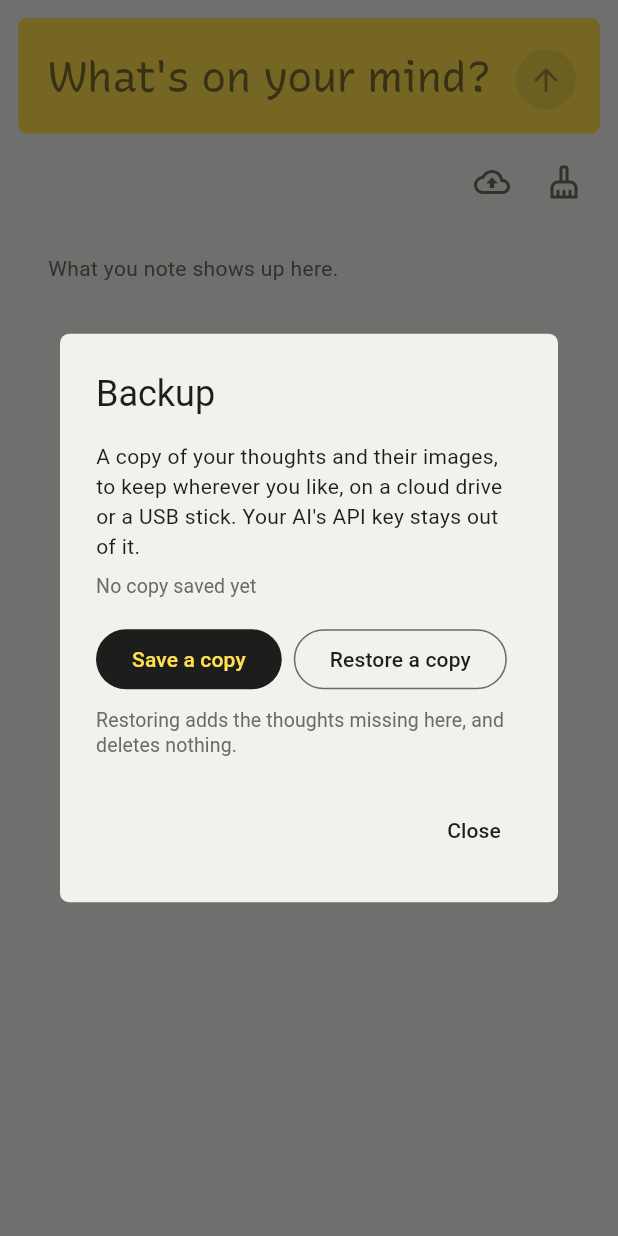
After one commit to nogringo/headroom, a Flutter app: the screen it shows after launch, after a tap on the "backup" icon, on a phone screen of 412 x 824 dp. The commit adds this screen. Run offline on Flutter 3.47's test engine with Material 3 defaults, Android fonts, the phone set to English and light mode, and no system bars; our stand-ins replace file_picker, web; missing offline and left inert: dart:js_interop, pasteboard.

Commit message:
feat: save a copy of every thought and restore it on any device

```diff
--- /dev/null
+++ b/lib/backup.dart
@@ -0,0 +1,176 @@
+import 'dart:convert';
+
+import 'package:archive/archive.dart';
+import 'package:flutter/foundation.dart';
+
+import 'report_error.dart';
+import 'thought.dart';
+import 'thought_storage.dart';
+import 'thought_store.dart';
+import 'tidier.dart';
+import 'tidy_client.dart';
+
+/// How many thoughts a [Backup.restore] added, and whether it set up the AI.
+typedef Restored = ({int thoughts, bool ai});
+
+typedef _Contents = ({
+  List<Thought> thoughts,
+  Map<String, Uint8List> images,
+  AiSettings? ai,
+  List<Suggestion> declined,
+});
+
+/// A zip of the thoughts, their images, the AI's settings without its key,
+/// and the clean-ups declined, laid out like the storage on disk.
+class Backup {
+  Backup(this._store, this._tidier, this._storage);
+
+  final ThoughtStore _store;
+  final Tidier _tidier;
+  final ThoughtStorage _storage;
+  DateTime? _savedAt;
+
+  /// When a copy was last saved from this device. Null if never.
+  DateTime? get savedAt => _savedAt;
+
+  /// Named after [now]'s day, so the copies sort by date.
+  static String fileName(DateTime now) =>
+      'headroom-${now.toIso8601String().substring(0, 10)}.zip';
+
+  Future<void> load() async {
+    try {
+      if (await _storage.readValue('backup') case final String json) {
+        final state = jsonDecode(json) as Map<String, dynamic>;
+        _savedAt = DateTime.tryParse(state['savedAt'] as String? ?? '')
+            ?.toLocal();
+      }
+    } catch (error, stack) {
+      reportError(error, stack);
+    }
+  }
+
+  Future<Uint8List> create() async {
+    final thoughts = _store.thoughts;
+    final files = {'thoughts.json': utf8.encode(encodeThoughts(thoughts))};
+    for (final name in {for (final t in thoughts) ...t.images}) {
+      try {
+        final bytes = await _store.readImage(name);
+        files['images/$name${_extensionOf(bytes)}'] = bytes;
+      } catch (error, stack) {
+        // A copy missing one lost image beats no copy.
+        reportError(error, stack);
+      }
+    }
+    if (_tidier.settings case final ai?) {
+      // Not the key, which has no place in a file left in a cloud.
+      files['ai.json'] = utf8.encode(
+        jsonEncode({'baseUrl': ai.baseUrl, 'model': ai.model}),
+      );
+    }
+    if (_tidier.declined.isNotEmpty) {
+      files['tidy.json'] = utf8.encode(
+        jsonEncode({'declined': _tidier.declined}),
+      );
+    }
+    return compute(_zip, files);
+  }
+
+  /// Remembers that the copy [create] made was saved.
+  Future<void> saved() async {
+    final now = DateTime.now();
+    _savedAt = now;
+    try {
+      await _storage.writeValue(
+        'backup',
+        jsonEncode({'savedAt': now.toUtc().toIso8601String()}),
+      );
+    } catch (error, stack) {
+      reportError(error, stack);
+    }
+  }
+
+  /// Adds the thoughts missing here, with their images, and never removes
+  /// or changes one. Takes the AI and the declined clean-ups as
+  /// [Tidier.restore] does. Throws a [FormatException] when [zip] is not a
+  /// backup.
+  Future<Restored> restore(Uint8List zip) async {
+    final contents = await _read(zip);
+    // Saved under the name of their content, whatever the zip calls them.
+    final names = {
+      for (final MapEntry(key: name, value: bytes) in contents.images.entries)
+        name: await _store.saveImage(bytes),
+    };
+    final added = _store.addMissing([
+      for (final t in contents.thoughts)
+        Thought(
+          id: t.id,
+          text: t.text,
+          images: [for (final name in t.images) names[name] ?? name],
+          createdAt: t.createdAt,
+          theme: t.theme,
+        ),
+    ]);
+    final ai = await _tidier.restore(contents.ai, contents.declined);
+    return (thoughts: added, ai: ai);
+  }
+}
+
+Future<_Contents> _read(Uint8List zip) async {
+  try {
+    final files = await compute(_unzip, zip);
+    Object? json(String name) => switch (files[name]) {
+      final bytes? => jsonDecode(utf8.decode(bytes)),
+      null => null,
+    };
+    final thoughts = files['thoughts.json'];
+    if (thoughts == null) throw const FormatException('No thoughts.json');
+    return (
+      thoughts: decodeThoughts(utf8.decode(thoughts)),
+      images: {
+        for (final MapEntry(key: path, value: bytes) in files.entries)
+          if (path.startsWith('images/'))
+            path.substring('images/'.length).split('.').first: bytes,
+      },
+      ai: switch (json('ai.json')) {
+        final Map<String, dynamic> ai => AiSettings.fromJson(ai),
+        _ => null,
+      },
+      declined: [
+        if (json('tidy.json') case {'declined': final List<dynamic> declined})
+          for (final item in declined)
+            Suggestion.fromJson(item as Map<String, dynamic>),
+      ],
+    );
+  } on FormatException {
+    rethrow;
+  } catch (error) {
+    throw FormatException('Unreadable backup: $error');
+  }
+}
+
+/// So the images open from the unzipped copy. [_read] drops it again.
+String _extensionOf(Uint8List bytes) => switch (bytes) {
+  [0x89, 0x50, 0x4E, 0x47, ...] => '.png',
+  [0xFF, 0xD8, 0xFF, ...] => '.jpg',
+  [0x47, 0x49, 0x46, ...] => '.gif',
+  [0x52, 0x49, 0x46, 0x46, _, _, _, _, 0x57, 0x45, 0x42, 0x50, ...] => '.webp',
+  _ => '',
+};
+
+Uint8List _zip(Map<String, Uint8List> files) {
+  final archive = Archive();
+  for (final MapEntry(key: name, value: bytes) in files.entries) {
+    archive.add(
+      // Images come compressed already.
+      name.startsWith('images/')
+          ? ArchiveFile.noCompress(name, bytes.length, bytes)
+          : ArchiveFile.bytes(name, bytes),
+    );
+  }
+  return ZipEncoder().encodeBytes(archive);
+}
+
+Map<String, Uint8List> _unzip(Uint8List zip) => {
+  for (final file in ZipDecoder().decodeBytes(zip))
+    if (file.isFile) file.name: file.content,
+};
--- /dev/null
+++ b/lib/backup_dialog.dart
@@ -0,0 +1,149 @@
+import 'package:file_picker/file_picker.dart';
+import 'package:flutter/material.dart';
+
+import 'backup.dart';
+import 'day_label.dart';
+import 'l10n/app_localizations.dart';
+import 'report_error.dart';
+import 'theme.dart';
+
+class BackupDialog extends StatefulWidget {
+  const BackupDialog({super.key, required this.backup});
+
+  final Backup backup;
+
+  @override
+  State<BackupDialog> createState() => _BackupDialogState();
+}
+
+class _BackupDialogState extends State<BackupDialog> {
+  var _busy = false;
+
+  /// What the last restore came to, or why a save or restore failed.
+  ({String message, bool failed})? _outcome;
+
+  Future<void> _save() => _run((l10n) async {
+    final bytes = await widget.backup.create();
+    final saved = await FilePicker.saveFile(
+      fileName: Backup.fileName(DateTime.now()),
+      bytes: bytes,
+      mimeType: 'application/zip',
+    );
+    // The date of the last copy shows it went through.
+    if (saved != null) await widget.backup.saved();
+    return null;
+  }, failure: (l10n) => l10n.backupNotSaved);
+
+  Future<void> _restore() => _run((l10n) async {
+    final file = await FilePicker.pickFile(
+      type: FileType.custom,
+      allowedExtensions: const ['zip'],
+    );
+    if (file == null) return null;
+    try {
+      final restored = await widget.backup.restore(await file.readAsBytes());
+      return (
+        message: [
+          l10n.restored(restored.thoughts),
+          if (restored.ai) l10n.aiRestored,
+        ].join(' '),
+        failed: false,
+      );
+    } on FormatException {
+      return (message: l10n.notABackup, failed: true);
+    }
+  }, failure: (l10n) => l10n.restoreFailed);
+
+  Future<void> _run(
+    Future<({String message, bool failed})?> Function(AppLocalizations) task, {
+    required String Function(AppLocalizations) failure,
+  }) async {
+    final l10n = AppLocalizations.of(context);
+    setState(() {
+      _busy = true;
+      _outcome = null;
+    });
+    ({String message, bool failed})? outcome;
+    try {
+      outcome = await task(l10n);
+    } catch (error, stack) {
+      reportError(error, stack);
+      outcome = (message: failure(l10n), failed: true);
+    }
+    if (!mounted) return;
+    setState(() {
+      _busy = false;
+      _outcome = outcome;
+    });
+  }
+
+  @override
+  Widget build(BuildContext context) {
+    final theme = Theme.of(context);
+    final l10n = AppLocalizations.of(context);
+    final savedAt = widget.backup.savedAt;
+    final outcome = _outcome;
+
+    return AlertDialog(
+      shape: const RoundedRectangleBorder(borderRadius: paperRadius),
+      title: Text(l10n.backup),
+      scrollable: true,
+      content: ConstrainedBox(
+        constraints: const BoxConstraints(maxWidth: 480),
+        child: Column(
+          crossAxisAlignment: CrossAxisAlignment.start,
+          children: [
+            Text(l10n.backupIntro, style: theme.textTheme.bodyMedium),
+            const SizedBox(height: 8),
+            Text(
+              savedAt == null
+                  ? l10n.noBackupYet
+                  : l10n.lastBackup(daysBetween(savedAt, DateTime.now())),
+              style: theme.textTheme.bodySmall,
+            ),
+            const SizedBox(height: 16),
+            Wrap(
+              spacing: 8,
+              runSpacing: 8,
+              children: [
+                FilledButton(
+                  onPressed: _busy ? null : _save,
+                  child: Text(l10n.saveBackup),
+                ),
+                OutlinedButton(
+                  onPressed: _busy ? null : _restore,
+                  child: Text(l10n.restoreBackup),
+                ),
+              ],
+            ),
+            const SizedBox(height: 8),
+            Text(l10n.restoreHelp, style: theme.textTheme.bodySmall),
+            if (_busy) ...[
+              const SizedBox(height: 16),
+              const LinearProgressIndicator(),
+            ] else if (outcome != null) ...[
+              const SizedBox(height: 16),
+              Semantics(
+                liveRegion: true,
+                child: Text(
+                  outcome.message,
+                  style: outcome.failed
+                      ? theme.textTheme.bodySmall?.copyWith(
+                          color: theme.colorScheme.error,
+                        )
+                      : theme.textTheme.bodyMedium,
+                ),
+              ),
+            ],
+          ],
+        ),
+      ),
+      actions: [
+        TextButton(
+          onPressed: () => Navigator.pop(context),
+          child: Text(l10n.close),
+        ),
+      ],
+    );
+  }
+}
--- a/lib/capture_screen.dart
+++ b/lib/capture_screen.dart
@@ -7,6 +7,8 @@ import 'package:flutter/semantics.dart';
 import 'package:flutter/services.dart';
 
 import 'ai_settings_dialog.dart';
+import 'backup.dart';
+import 'backup_dialog.dart';
 import 'clipboard_image_io.dart'
     if (dart.library.js_interop) 'clipboard_image_web.dart';
 import 'day_label.dart';
@@ -67,11 +69,13 @@ class CaptureScreen extends StatefulWidget {
     required this.store,
     required this.tidier,
     required this.listSettings,
+    required this.backup,
   });
 
   final ThoughtStore store;
   final Tidier tidier;
   final ListSettings listSettings;
+  final Backup backup;
 
   @override
   State<CaptureScreen> createState() => _CaptureScreenState();
@@ -294,6 +298,14 @@ class _CaptureScreenState extends State<CaptureScreen> {
     showDialog<void>(
       context: context,
       builder: (_) => AiSettingsDialog(tidier: _tidier),
+    );
+  }
+
+  void _openBackup() {
+    _scaffold.currentState?.closeDrawer();
+    showDialog<void>(
+      context: context,
+      builder: (_) => BackupDialog(backup: widget.backup),
     );
   }
 
@@ -459,6 +471,7 @@ class _CaptureScreenState extends State<CaptureScreen> {
             themes: themes,
             selected: _theme,
             onSelect: _open,
+            onBackup: _openBackup,
             tidying: _tidier.working,
             onTidySettings: _openTidySettings,
           );
@@ -509,7 +522,8 @@ class _CaptureScreenState extends State<CaptureScreen> {
     );
   }
 
-  /// Opens the drawer, or the AI's settings while there is no sidebar.
+  /// Opens the drawer, or the backup and the AI's settings while there is no
+  /// sidebar.
   Widget _buildToolbar(BuildContext context, {required bool drawer}) {
     final l10n = AppLocalizations.of(context);
     final tidier = _tidier;
@@ -549,6 +563,11 @@ class _CaptureScreenState extends State<CaptureScreen> {
                 )
               else ...[
                 const Spacer(),
+                IconButton(
+                  tooltip: l10n.backup,
+                  onPressed: _openBackup,
+                  icon: const Icon(Icons.backup_outlined),
+                ),
                 IconButton(
                   tooltip: tidier.working ? l10n.tidying : l10n.tidySettings,
                   onPressed: _openTidySettings,
--- a/lib/day_label.dart
+++ b/lib/day_label.dart
@@ -2,14 +2,18 @@ import 'package:intl/intl.dart';
 
 import 'l10n/app_localizations.dart';
 
+/// Calendar days from [day] to [now].
+int daysBetween(DateTime day, DateTime now) =>
+    // UTC dates so a DST change never turns one calendar day into 23 hours.
+    DateTime.utc(
+      now.year,
+      now.month,
+      now.day,
+    ).difference(DateTime.utc(day.year, day.month, day.day)).inDays;
+
 /// The heading above the thoughts noted on [day].
 String dayLabel(DateTime day, DateTime now, AppLocalizations l10n) {
-  // UTC dates so a DST change never turns one calendar day into 23 hours.
-  final days = DateTime.utc(
-    now.year,
-    now.month,
-    now.day,
-  ).difference(DateTime.utc(day.year, day.month, day.day)).inDays;
+  final days = daysBetween(day, now);
   if (days == 0) return l10n.today;
   if (days == 1) return l10n.yesterday;
 
--- a/lib/l10n/app_en.arb
+++ b/lib/l10n/app_en.arb
@@ -212,5 +212,67 @@
   "thoughtsMerged": "Thoughts merged",
   "@thoughtsMerged": {
     "description": "Snackbar message after merging thoughts, with an undo action."
+  },
+  "backup": "Backup",
+  "@backup": {
+    "description": "Sidebar entry and tooltip of the button that opens the backup dialog, and that dialog's title."
+  },
+  "backupIntro": "A copy of your thoughts and their images, to keep wherever you like, on a cloud drive or a USB stick. Your AI's API key stays out of it.",
+  "@backupIntro": {
+    "description": "First paragraph of the backup dialog."
+  },
+  "noBackupYet": "No copy saved yet",
+  "@noBackupYet": {
+    "description": "Shown in the backup dialog before any copy was saved from this device."
+  },
+  "lastBackup": "{days, plural, =0{Last copy saved today} =1{Last copy saved yesterday} other{Last copy saved {days} days ago}}",
+  "@lastBackup": {
+    "description": "How long ago a copy was last saved from this device, in calendar days.",
+    "placeholders": {
+      "days": {
+        "type": "int"
+      }
+    }
+  },
+  "saveBackup": "Save a copy",
+  "@saveBackup": {
+    "description": "Button of the backup dialog that saves a zip of every thought where the person picks."
+  },
+  "restoreBackup": "Restore a copy",
+  "@restoreBackup": {
+    "description": "Button of the backup dialog that opens a saved copy and adds back what it holds."
+  },
+  "restoreHelp": "Restoring adds the thoughts missing here, and deletes nothing.",
+  "@restoreHelp": {
+    "description": "Under the restore button: a restore merges, it never replaces."
+  },
+  "restored": "{count, plural, =0{Nothing new: every thought was already here.} =1{1 thought restored.} other{{count} thoughts restored.}}",
+  "@restored": {
+    "description": "Shown in the backup dialog after a restore.",
+    "placeholders": {
+      "count": {
+        "type": "int"
+      }
+    }
+  },
+  "aiRestored": "AI tidying is set up again. Enter your API key in it again if the service needs one.",
+  "@aiRestored": {
+    "description": "Added after a restore that set up the AI. Backups never hold the API key."
+  },
+  "backupNotSaved": "Couldn't save the copy.",
+  "@backupNotSaved": {
+    "description": "Error in the backup dialog when making or writing the copy failed."
+  },
+  "notABackup": "This file isn't a Headroom copy, or it's damaged.",
+  "@notABackup": {
+    "description": "Error in the backup dialog when the file picked for a restore can't be read as a backup."
+  },
+  "restoreFailed": "Couldn't restore the copy.",
+  "@restoreFailed": {
+    "description": "Error in the backup dialog when a readable copy could not be written to this device."
+  },
+  "close": "Close",
+  "@close": {
+    "description": "Closes the backup dialog."
   }
 }
--- a/lib/l10n/app_fr.arb
+++ b/lib/l10n/app_fr.arb
@@ -51,5 +51,18 @@
   "merge": "Fusionner",
   "outdatedIntro": "Cette pensée semble dépassée\u00a0:",
   "keep": "Garder",
-  "thoughtsMerged": "Pensées fusionnées"
+  "thoughtsMerged": "Pensées fusionnées",
+  "backup": "Sauvegarde",
+  "backupIntro": "Une copie de tes pensées et de leurs images, à ranger où tu veux, sur un cloud ou une clé USB. La clé API de l'IA n'y est pas.",
+  "noBackupYet": "Aucune copie pour l'instant",
+  "lastBackup": "{days, plural, =0{Dernière copie aujourd'hui} =1{Dernière copie hier} other{Dernière copie il y a {days}\u00a0jours}}",
+  "saveBackup": "Enregistrer une copie",
+  "restoreBackup": "Restaurer une copie",
+  "restoreHelp": "Restaurer ajoute les pensées qui manquent ici, sans rien effacer.",
+  "restored": "{count, plural, =0{Rien de nouveau\u00a0: tout était déjà là.} =1{1 pensée restaurée.} other{{count}\u00a0pensées restaurées.}}",
+  "aiRestored": "Le rangement par IA est rétabli. Saisis à nouveau ta clé API s'il en faut une.",
+  "backupNotSaved": "Impossible d'enregistrer la copie.",
+  "notABackup": "Ce fichier n'est pas une copie de Headroom, ou il est abîmé.",
+  "restoreFailed": "Impossible de restaurer la copie.",
+  "close": "Fermer"
 }
--- a/lib/l10n/app_localizations.dart
+++ b/lib/l10n/app_localizations.dart
@@ -409,6 +409,84 @@ abstract class AppLocalizations {
   /// In en, this message translates to:
   /// **'Thoughts merged'**
   String get thoughtsMerged;
+
+  /// Sidebar entry and tooltip of the button that opens the backup dialog, and that dialog's title.
+  ///
+  /// In en, this message translates to:
+  /// **'Backup'**
+  String get backup;
+
+  /// First paragraph of the backup dialog.
+  ///
+  /// In en, this message translates to:
+  /// **'A copy of your thoughts and their images, to keep wherever you like, on a cloud drive or a USB stick. Your AI\'s API key stays out of it.'**
+  String get backupIntro;
+
+  /// Shown in the backup dialog before any copy was saved from this device.
+  ///
+  /// In en, this message translates to:
+  /// **'No copy saved yet'**
+  String get noBackupYet;
+
+  /// How long ago a copy was last saved from this device, in calendar days.
+  ///
+  /// In en, this message translates to:
+  /// **'{days, plural, =0{Last copy saved today} =1{Last copy saved yesterday} other{Last copy saved {days} days ago}}'**
+  String lastBackup(int days);
+
+  /// Button of the backup dialog that saves a zip of every thought where the person picks.
+  ///
+  /// In en, this message translates to:
+  /// **'Save a copy'**
+  String get saveBackup;
+
+  /// Button of the backup dialog that opens a saved copy and adds back what it holds.
+  ///
+  /// In en, this message translates to:
+  /// **'Restore a copy'**
+  String get restoreBackup;
+
+  /// Under the restore button: a restore merges, it never replaces.
+  ///
+  /// In en, this message translates to:
+  /// **'Restoring adds the thoughts missing here, and deletes nothing.'**
+  String get restoreHelp;
+
+  /// Shown in the backup dialog after a restore.
+  ///
+  /// In en, this message translates to:
+  /// **'{count, plural, =0{Nothing new: every thought was already here.} =1{1 thought restored.} other{{count} thoughts restored.}}'**
+  String restored(int count);
+
+  /// Added after a restore that set up the AI. Backups never hold the API key.
+  ///
+  /// In en, this message translates to:
+  /// **'AI tidying is set up again. Enter your API key in it again if the service needs one.'**
+  String get aiRestored;
+
+  /// Error in the backup dialog when making or writing the copy failed.
+  ///
+  /// In en, this message translates to:
+  /// **'Couldn\'t save the copy.'**
+  String get backupNotSaved;
+
+  /// Error in the backup dialog when the file picked for a restore can't be read as a backup.
+  ///
+  /// In en, this message translates to:
+  /// **'This file isn\'t a Headroom copy, or it\'s damaged.'**
+  String get notABackup;
+
+  /// Error in the backup dialog when a readable copy could not be written to this device.
+  ///
+  /// In en, this message translates to:
+  /// **'Couldn\'t restore the copy.'**
+  String get restoreFailed;
+
+  /// Closes the backup dialog.
+  ///
+  /// In en, this message translates to:
+  /// **'Close'**
+  String get close;
 }
 
 class _AppLocalizationsDelegate
--- a/lib/l10n/app_localizations_en.dart
+++ b/lib/l10n/app_localizations_en.dart
@@ -178,4 +178,65 @@ class AppLocalizationsEn extends AppLocalizations {
 
   @override
   String get thoughtsMerged => 'Thoughts merged';
+
+  @override
+  String get backup => 'Backup';
+
+  @override
+  String get backupIntro =>
+      'A copy of your thoughts and their images, to keep wherever you like, on a cloud drive or a USB stick. Your AI\'s API key stays out of it.';
+
+  @override
+  String get noBackupYet => 'No copy saved yet';
+
+  @override
+  String lastBackup(int days) {
+    String _temp0 = intl.Intl.pluralLogic(
+      days,
+      locale: localeName,
+      other: 'Last copy saved $days days ago',
+      one: 'Last copy saved yesterday',
+      zero: 'Last copy saved today',
+    );
+    return '$_temp0';
+  }
+
+  @override
+  String get saveBackup => 'Save a copy';
+
+  @override
+  String get restoreBackup => 'Restore a copy';
+
+  @override
+  String get restoreHelp =>
+      'Restoring adds the thoughts missing here, and deletes nothing.';
+
+  @override
+  String restored(int count) {
+    String _temp0 = intl.Intl.pluralLogic(
+      count,
+      locale: localeName,
+      other: '$count thoughts restored.',
+      one: '1 thought restored.',
+      zero: 'Nothing new: every thought was already here.',
+    );
+    return '$_temp0';
+  }
+
+  @override
+  String get aiRestored =>
+      'AI tidying is set up again. Enter your API key in it again if the service needs one.';
+
+  @override
+  String get backupNotSaved => 'Couldn\'t save the copy.';
+
+  @override
+  String get notABackup =>
+      'This file isn\'t a Headroom copy, or it\'s damaged.';
+
+  @override
+  String get restoreFailed => 'Couldn\'t restore the copy.';
+
+  @override
+  String get close => 'Close';
 }
--- a/lib/main.dart
+++ b/lib/main.dart
@@ -2,6 +2,7 @@ import 'package:flutter/foundation.dart';
 import 'package:flutter/material.dart';
 import 'package:flutter/services.dart';
 
+import 'backup.dart';
 import 'capture_screen.dart';
 import 'file_thought_storage.dart'
     if (dart.library.js_interop) 'web_thought_storage.dart';
@@ -22,7 +23,16 @@ Future<void> main() async {
   await tidier.load();
   final listSettings = ListSettings(storage);
   await listSettings.load();
-  runApp(HeadroomApp(store: store, tidier: tidier, listSettings: listSettings));
+  final backup = Backup(store, tidier, storage);
+  await backup.load();
+  runApp(
+    HeadroomApp(
+      store: store,
+      tidier: tidier,
+      listSettings: listSettings,
+      backup: backup,
+    ),
+  );
 }
 
 class HeadroomApp extends StatelessWidget {
@@ -31,11 +41,13 @@ class HeadroomApp extends StatelessWidget {
     required this.store,
     required this.tidier,
     required this.listSettings,
+    required this.backup,
   });
 
   final ThoughtStore store;
   final Tidier tidier;
   final ListSettings listSettings;
+  final Backup backup;
 
   @override
   Widget build(BuildContext context) {
@@ -50,6 +62,7 @@ class HeadroomApp extends StatelessWidget {
         store: store,
         tidier: tidier,
         listSettings: listSettings,
+        backup: backup,
       ),
     );
   }
--- a/lib/thought_store.dart
+++ b/lib/thought_store.dart
@@ -146,6 +146,23 @@ class ThoughtStore extends ChangeNotifier {
     return index;
   }
 
+  /// Adds the [thoughts] whose id isn't in the list, each in its place by
+  /// date. Returns how many it added.
+  int addMissing(Iterable<Thought> thoughts) {
+    final ids = {for (final t in _thoughts) t.id};
+    var added = 0;
+    for (final thought in thoughts) {
+      if (!ids.add(thought.id)) continue;
+      final older = _thoughts.indexWhere(
+        (t) => t.createdAt.isBefore(thought.createdAt),
+      );
+      _thoughts.insert(older == -1 ? _thoughts.length : older, thought);
+      added++;
+    }
+    if (added > 0) _changed();
+    return added;
+  }
+
   /// Returns the index the thought was put back at.
   int restore(Thought thought, int index) {
     final at = index.clamp(0, _thoughts.length);
--- a/pubspec.yaml
+++ b/pubspec.yaml
@@ -7,7 +7,9 @@ environment:
   sdk: ^3.13.5
 
 dependencies:
+  archive: ^4.5.2
   crypto: ^3.0.7
+  file_picker: ^13.1.0
   flutter:
     sdk: flutter
   flutter_localizations:
```
Also changed, not shown: lib/l10n/app_localizations_fr.dart (+61 -0 lines), lib/sidebar.dart (+15 -2 lines), lib/tidier.dart (+18 -0 lines), pubspec.lock, 5 other files.
